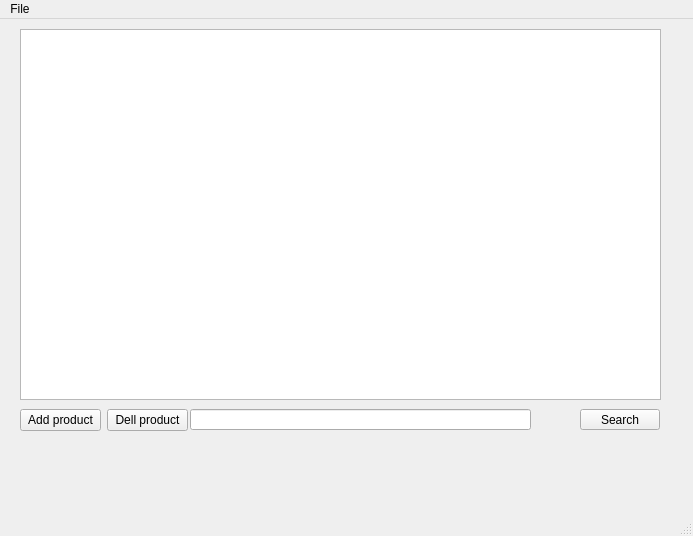
The window that Coursework/main_w.ui (ShnapDozer/CourseWork) describes before a commit, drawn with Qt 5.
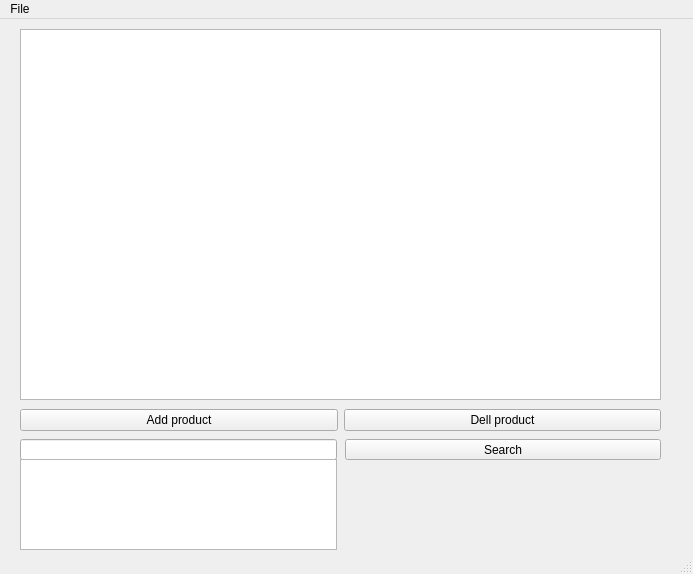
The same window after the commit.

What changed in the file:
```diff
--- a/Coursework/main_w.ui
+++ b/Coursework/main_w.ui
@@ -7,7 +7,7 @@
     <x>0</x>
     <y>0</y>
     <width>693</width>
-    <height>536</height>
+    <height>574</height>
    </rect>
   </property>
   <property name="windowTitle">
@@ -27,9 +27,9 @@
    <widget class="QLineEdit" name="lineEdit">
     <property name="geometry">
      <rect>
-      <x>190</x>
-      <y>390</y>
-      <width>341</width>
+      <x>20</x>
+      <y>420</y>
+      <width>317</width>
       <height>21</height>
      </rect>
     </property>
@@ -37,9 +37,9 @@
    <widget class="QPushButton" name="pushButton_3">
     <property name="geometry">
      <rect>
-      <x>580</x>
-      <y>390</y>
-      <width>80</width>
+      <x>345</x>
+      <y>420</y>
+      <width>316</width>
       <height>21</height>
      </rect>
     </property>
@@ -47,12 +47,12 @@
      <string>Search</string>
     </property>
    </widget>
-   <widget class="QWidget" name="">
+   <widget class="QWidget" name="layoutWidget">
     <property name="geometry">
      <rect>
       <x>20</x>
       <y>390</y>
-      <width>168</width>
+      <width>641</width>
       <height>23</height>
      </rect>
     </property>
@@ -73,6 +73,16 @@
      </item>
     </layout>
    </widget>
+   <widget class="QListView" name="listView">
+    <property name="geometry">
+     <rect>
+      <x>20</x>
+      <y>440</y>
+      <width>317</width>
+      <height>91</height>
+     </rect>
+    </property>
+   </widget>
   </widget>
   <widget class="QMenuBar" name="menubar">
    <property name="geometry">
```
